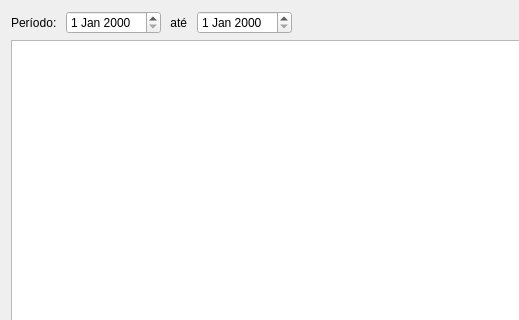
Old version of the form MeuCentavoApp/Designer/FormsDashboard/DashboardPages/pageRelatorios.ui in the repository bee0ne1/MeuCentavo; both pictures show x 0 to 519 and y 0 to 320 of the 782 by 701 pixel window.
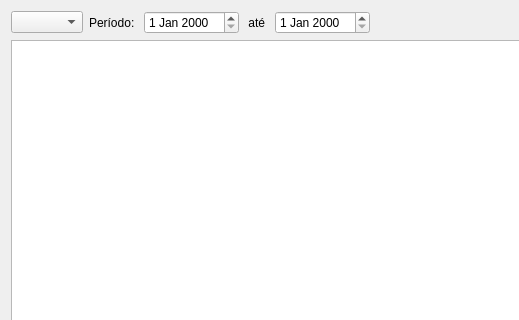
New version of the form.

```diff
--- a/MeuCentavoApp/Designer/FormsDashboard/DashboardPages/pageRelatorios.ui
+++ b/MeuCentavoApp/Designer/FormsDashboard/DashboardPages/pageRelatorios.ui
@@ -18,6 +18,9 @@
     <layout class="QVBoxLayout" name="verticalLayout" stretch="0,1,1,1">
      <item>
       <layout class="QHBoxLayout" name="layoutFiltros">
+       <item>
+        <widget class="QComboBox" name="comboBoxPeriodo"/>
+       </item>
        <item>
         <widget class="QLabel" name="label">
          <property name="text">
```
